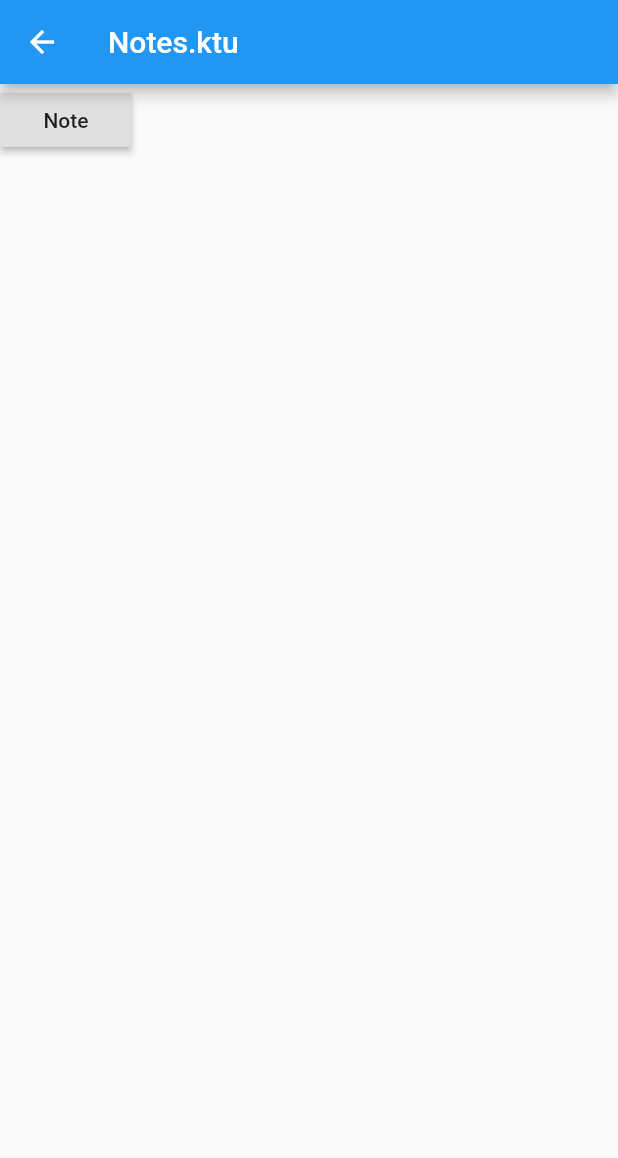
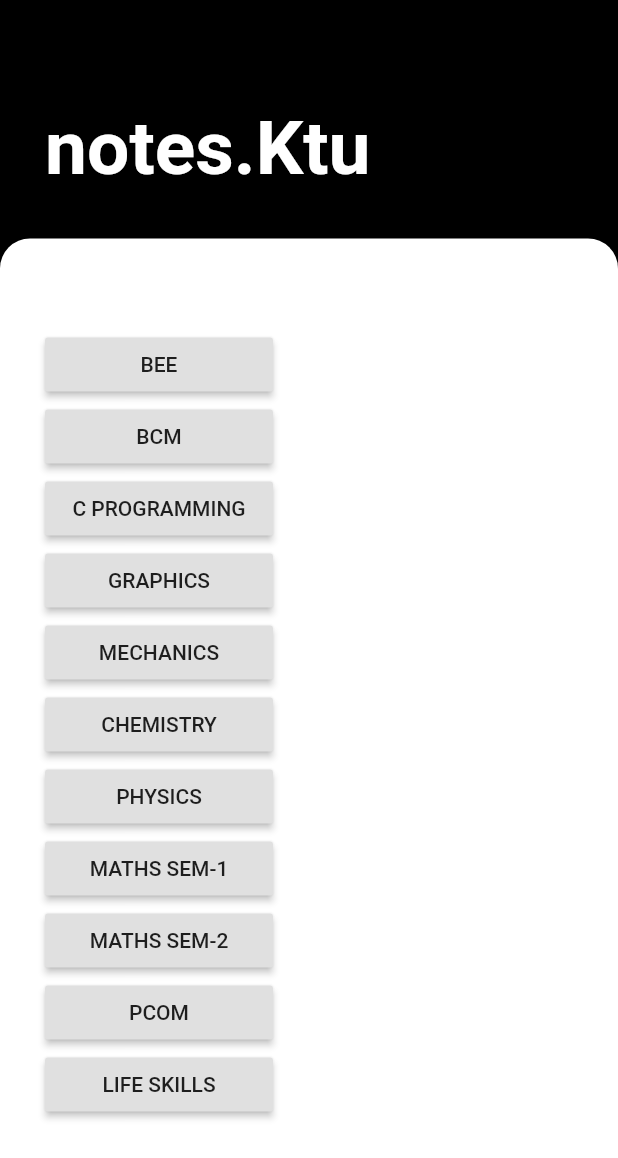
Before and after one commit to BobyBiju/DotKtuonProgress, a Flutter app: the LaunchUrlDemo screen opened directly, on a phone screen of 412 x 824 dp. Shown: the top 1158 px of the screen. Run offline on Flutter 3.47's test engine with Material 2 defaults, Android fonts, the phone set to English and light mode, and no system bars; our stand-ins replace animated_text_kit, cloud_firestore, firebase_auth, firebase_core, flutter_local_notifications, font_awesome_flutter and 2 more; accounts and stored records are empty; network calls fail.

Commit message:
please commit

```diff
--- a/lib/EasyJsonParse/JsonParseDemo.dart
+++ b/lib/EasyJsonParse/JsonParseDemo.dart
@@ -17,8 +17,7 @@ class _JsonParseDemoState extends State<JsonParseDemo> {
   Future<Notifications> _notifications;
 
 
-  Future <void> launched;
-  String launchUrl;
+
 
   Future<void> _launchInBrowser(String url) async {
     // if (await canLaunch(url)) {
@@ -38,6 +37,7 @@ class _JsonParseDemoState extends State<JsonParseDemo> {
       headers: <String, String>{'header_key': 'header_value'},
     );
   }
+
 
   @override
   void initState() {
@@ -100,13 +100,10 @@ class _JsonParseDemoState extends State<JsonParseDemo> {
                       //   ),
                       // ),
                       trailing: RaisedButton(
-                        child: Text('Click Me',
-                        style: TextStyle(
-                          color: Colors.blue,
-                        ),),
+
+                        child: Text('Click Me'),
                         onPressed: () {
-                          print('${notification.links.last}');
-                          _launchInBrowser('Uri.parse(${notification.links.last})');
+                          _launchInBrowser("${notification.links[1]}");
                         },
                       ),
 
--- a/lib/notes/notes_ktu.dart
+++ b/lib/notes/notes_ktu.dart
@@ -13,6 +13,7 @@ class _LaunchUrlDemoState extends State<LaunchUrlDemo> {
       'https://drive.google.com/file/d/1VwelbMeUXvE3WYlaed65fEIDtOhzJebT/view';
 
   Future<void> _launchInBrowser(String url) async {
+
     // if (await canLaunch(url)) {
     //   await launch(
     //     url,
@@ -33,22 +34,148 @@ class _LaunchUrlDemoState extends State<LaunchUrlDemo> {
 
   @override
   Widget build(BuildContext context) {
+    // return Scaffold(
+    //   appBar: AppBar(
+    //     title: Text('Notes.ktu'),
+    //   ),
+    //   body: Container(
+    //     child: Column(
+    //       children: <Widget>[
+    //         RaisedButton(
+    //           child: Text('Note'),
+    //           onPressed: () {
+    //             _launchInBrowser(launchUrl);
+    //           },
+    //         ),
+    //       ],
+    //     ),
+    //   ),
+    // );
     return Scaffold(
-      appBar: AppBar(
-        title: Text('Notes.ktu'),
+      backgroundColor: Colors.black,
+
+
+      body: Column(
+        crossAxisAlignment: CrossAxisAlignment.start,
+        children: [
+          Container(
+            padding: EdgeInsets.only(top:60.0,left: 30.0,right: 30.0,bottom: 30.0),
+            child: Column(
+              crossAxisAlignment: CrossAxisAlignment.start,
+              children: [
+
+                SizedBox(height: 10.0,),
+                Text("notes.Ktu",
+                  style: TextStyle(
+                    color: Colors.white,
+                    fontSize: 50.0,
+                    fontWeight: FontWeight.w700,
                   ),
-      body: Container(
+                ),
+
+
+              ],
+            ),
+          ),
+          Expanded(
+            child: Container(
+              padding: EdgeInsets.only(top:60.0,left: 30.0,right: 30.0,bottom: 30.0),
+              height: 300.0,
+              decoration: BoxDecoration(
+                color: Colors.white,
+                borderRadius: BorderRadius.only(
+                  topLeft: Radius.circular(20.0),
+                  topRight: Radius.circular(20.0),
+                ),
+              ),
+              child: Container(
+                padding: EdgeInsets.only(right: 200.0),
+                child: ListView(
+                  children: [
+                    Container(width: 300,
                       child: Column(
-          children: <Widget>[
+                        crossAxisAlignment: CrossAxisAlignment.stretch,
+                        children: [RaisedButton(
+                          child: Text('BEE'),
+                          onPressed: () {
+                            _launchInBrowser('https://pattern-filament-145.notion.site/Basics-of-Electrical-Electronics-a1c43bd80823432eb072e5a877fb3a5e');
+                          },
+                        ),
                           RaisedButton(
-              child: Text('Note'),
+                            child: Text('BCM'),
                             onPressed: () {
-                _launchInBrowser(launchUrl);
+                              _launchInBrowser('https://pattern-filament-145.notion.site/Basics-of-Civil-and-Mechanical-de136359168140d7989b890fdef40c65');
+                            },
+                          ),
+
+                          RaisedButton(
+                            child: Text('C PROGRAMMING'),
+                            onPressed: () {
+                              _launchInBrowser('https://pattern-filament-145.notion.site/C-Programming-103aa2ac6f6a4339915c2f57612e1200');
+                            },
+                          ),
+                          RaisedButton(
+                            child: Text('GRAPHICS'),
+                            onPressed: () {
+                              _launchInBrowser('https://pattern-filament-145.notion.site/Engineering-Graphics-670e52c5feb84f10aab5480b0d39cddb');
+                            },
+                          ),
+                          RaisedButton(
+                            child: Text('MECHANICS'),
+                            onPressed: () {
+                              _launchInBrowser('https://pattern-filament-145.notion.site/Engineering-Mechanics-57859df3714345d48de7c4abf715de86');
+                            },
+                          ),
+                          RaisedButton(
+                            child: Text('CHEMISTRY'),
+                            onPressed: () {
+                              _launchInBrowser('https://pattern-filament-145.notion.site/Engineering-Chemistry-64350211865440cbb39045aa09fa1e81');
+                            },
+                          ),
+
+                          RaisedButton(
+                            child: Text('PHYSICS'),
+                            onPressed: () {
+                              _launchInBrowser('https://pattern-filament-145.notion.site/Engineering-Physics-1941c174a566422789c0e644bea9bcf3');
+                            },
+                          ),
+                          RaisedButton(
+                            child: Text('MATHS SEM-1'),
+                            onPressed: () {
+                              _launchInBrowser('https://pattern-filament-145.notion.site/Maths-Sem-One-dc05ea826fde4833afb7ca95eac92f46');
+                            },
+                          ),
+
+                          RaisedButton(
+                            child: Text('MATHS SEM-2'),
+                            onPressed: () {
+                              _launchInBrowser('https://pattern-filament-145.notion.site/Maths-Sem-Two-8d524ed280304d72888cf02ce5b147ac');
+                            },
+                          ),
+                          RaisedButton(
+                            child: Text('PCOM'),
+                            onPressed: () {
+                              _launchInBrowser('https://pattern-filament-145.notion.site/Professional-Communication-f4cbc478631043f9954879f8c362f74f');
+                            },
+                          ),
+
+                          RaisedButton(
+                            child: Text('LIFE SKILLS'),
+                            onPressed: () {
+                              _launchInBrowser('https://pattern-filament-145.notion.site/Life-Skills-c45a413c28014e85b8daf2a12b57305d');
                             },
                           ),
                         ],
                       ),
                     ),
+                  ],
+
+                ),
+              ),
+            ),
+          ),
+        ],
+      ),
     );
   }
 }
--- a/pubspec.yaml
+++ b/pubspec.yaml
@@ -24,6 +24,10 @@ dependencies:
   animated_text_kit: ^4.2.1
   firebase_analytics: ^7.0.1
   url_launcher: ^6.0.5
+
+#  flutter_downloader: ^1.4.4
+#  path_provider: ^1.6.10
+#  permission_handler: ^5.0.1
 #  firebase_core: ^0.3.4
 #  firebase_auth: ^0.9.0
 #  cloud_firestore: ^0.10.1
```
Also changed, not shown: pubspec.lock, 1 other file. Lines whose indentation alone changed are shown as unchanged.
